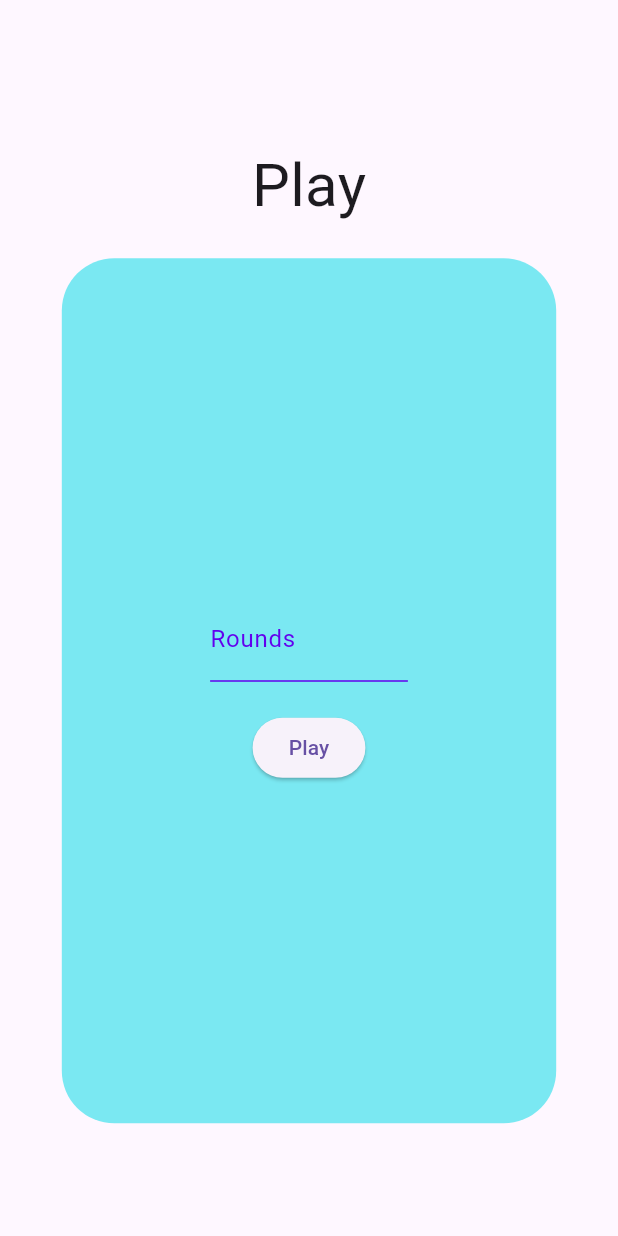
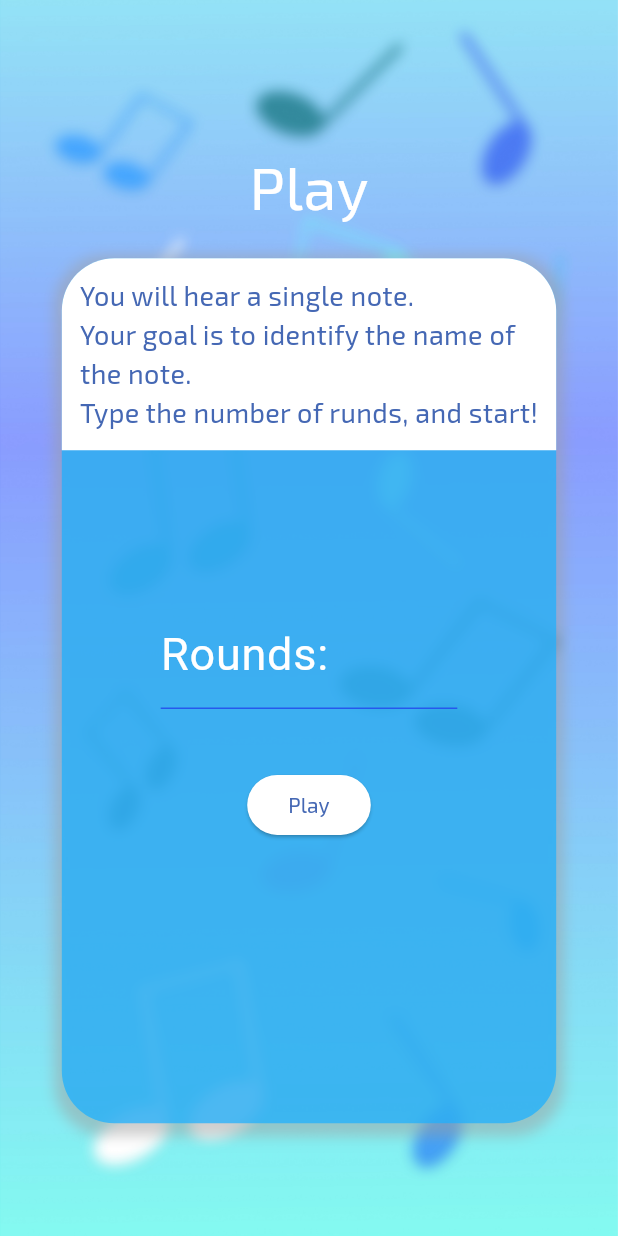
Before and after one commit to PT00/Perfect_Pitch_App, a Flutter app: the screen it shows after launch, on a phone screen of 412 x 824 dp. Run offline on Flutter 3.47's test engine with Material 2 defaults, Android fonts, the phone set to English and light mode, and no system bars; our stand-ins replace audioplayers, shared_preferences; Roboto replaces fonts that are missing (Exo2-Light); project files that could hold a hidden picture were left out.

Commit message:
Main Page, piano and End Page design upgrade.

```diff
--- a/perfect_pitch_app/lib/home_page.dart
+++ b/perfect_pitch_app/lib/home_page.dart
@@ -16,7 +16,12 @@ class _HomePageState extends State<HomePage> {
   @override
   Widget build(BuildContext context) {
     return Scaffold(
-      body: Center(
+      body: Container(
+        decoration: const BoxDecoration(
+            image: DecorationImage(
+                image: AssetImage('assets/RootBackgroundBlured.jpg'),
+                fit: BoxFit.cover)),
+        child: Center(
           child: GestureDetector(
             onTap: () {
               FocusManager.instance.primaryFocus?.unfocus();
@@ -31,58 +36,106 @@ class _HomePageState extends State<HomePage> {
                     const Text(
                       "Play",
                       style: TextStyle(
+                        fontFamily: 'Exo2-Regular',
                         fontSize: 40,
+                        color: Colors.white,
                       ),
                     ),
                     const SizedBox(
                       height: 20,
                     ),
                     Container(
-                    decoration: const BoxDecoration(
-                      color: Color.fromRGBO(122, 232, 242, 1),
+                      decoration: BoxDecoration(
+                        color: Color.fromRGBO(28, 176, 255, 0.733),
                         borderRadius: BorderRadius.all(Radius.circular(35)),
+                        boxShadow: [
+                          BoxShadow(
+                            color: Colors.grey.withOpacity(0.5),
+                            spreadRadius: 5,
+                            blurRadius: 7,
+                            offset: Offset(0, 3), // changes position of shadow
+                          ),
+                        ],
                       ),
                       height: MediaQuery.of(context).size.height * 0.7,
                       width: MediaQuery.of(context).size.width * 0.8,
                       child: Column(
-                      mainAxisAlignment: MainAxisAlignment.center,
+                        mainAxisAlignment: MainAxisAlignment.start,
                         children: [
+                          Container(
+                            decoration: const BoxDecoration(
+                                color: Color.fromRGBO(255, 255, 255, 1),
+                                borderRadius: BorderRadius.only(
+                                    topLeft: Radius.circular(35),
+                                    topRight: Radius.circular(35))),
+                            child: const Padding(
+                              padding: const EdgeInsets.all(12.0),
+                              child: Text(
+                                  style: TextStyle(
+                                      fontSize: 18,
+                                      color: Color.fromARGB(255, 69, 104, 180),
+                                      fontFamily: 'Exo2-Regular'),
+                                  "You will hear a single note. \nYour goal is to identify the name of the note.\nType the number of runds, and start!"),
+                            ),
+                          ),
+                          SizedBox(height: 100),
                           FractionallySizedBox(
-                          widthFactor: 0.4,
+                            widthFactor: 0.6,
                             child: TextFormField(
+                              style:
+                                  TextStyle(color: Colors.white, fontSize: 20),
                               controller: roundsController,
                               cursorColor: Colors.blue,
                               keyboardType: TextInputType.number,
                               maxLength: 3,
                               decoration: const InputDecoration(
                                 counterText: '',
-                              labelText: 'Rounds',
+                                labelText: 'Rounds:',
                                 labelStyle: TextStyle(
-                                color: Color(0xFF6200EE),
+                                  fontSize: 30,
+                                  color: Color.fromARGB(255, 255, 255, 255),
+                                  fontFamily: 'Exo2-Light',
                                 ),
                                 enabledBorder: UnderlineInputBorder(
-                                borderSide:
-                                    BorderSide(color: Color(0xFF6200EE)),
+                                  borderSide: BorderSide(
+                                      color: Color.fromARGB(255, 38, 88, 237)),
+                                ),
+                                focusedBorder: UnderlineInputBorder(
+                                  borderSide: BorderSide(
+                                      color: Color.fromARGB(255, 4, 4, 119)),
                                 ),
                               ),
                             ),
                           ),
                           const SizedBox(
-                          height: 20,
+                            height: 40,
                           ),
-                        ElevatedButton(
+                          SizedBox(
+                            width: MediaQuery.of(context).size.height * 0.1,
+                            child: ElevatedButton(
+                                style: ElevatedButton.styleFrom(
+                                  textStyle: TextStyle(
+                                    fontFamily: 'Exo2-Regular',
+                                  ),
+                                  backgroundColor: Colors.white,
+                                  foregroundColor:
+                                      Color.fromARGB(255, 69, 104, 180),
+                                ),
                                 onPressed: () {
+                                  FocusScope.of(context).unfocus();
                                   if (roundsController.text == '') {
                                   } else {
-                                Navigator.of(context).push(MaterialPageRoute(
+                                    Navigator.of(context)
+                                        .push(MaterialPageRoute(
                                             builder: ((context) => GamePage(
                                                   score: 0,
-                                          round:
-                                              int.parse(roundsController.text),
+                                                  round: int.parse(
+                                                      roundsController.text),
                                                 ))));
                                   }
                                 },
                                 child: Text("Play")),
+                          ),
                         ],
                       ),
                     ),
@@ -92,6 +145,7 @@ class _HomePageState extends State<HomePage> {
             ),
           ),
         ),
+      ),
     );
   }
 }
```
Also changed, not shown: perfect_pitch_app/lib/black_tile.dart (+6 -3 lines), perfect_pitch_app/lib/end_menu.dart (+38 -8 lines), perfect_pitch_app/lib/game_page.dart (+8 -2 lines), perfect_pitch_app/lib/white_tile.dart (+13 -6 lines), perfect_pitch_app/pubspec.yaml (+11 -11 lines), perfect_pitch_app/assets/GamePageBackground.jpg (added), perfect_pitch_app/assets/RootBackgroundBlured.jpg (added), perfect_pitch_app/assets/fonts/Exo2-ExtraLight.ttf (added), perfect_pitch_app/assets/fonts/Exo2-Light.ttf (added), perfect_pitch_app/assets/fonts/Exo2-Regular.ttf (added). Lines whose indentation alone changed are shown as unchanged.
